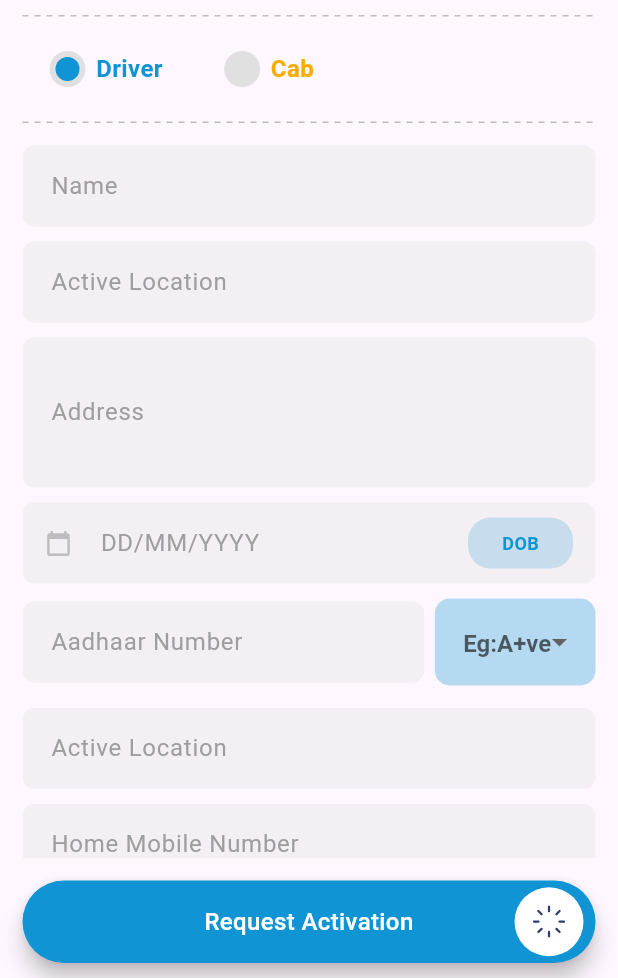
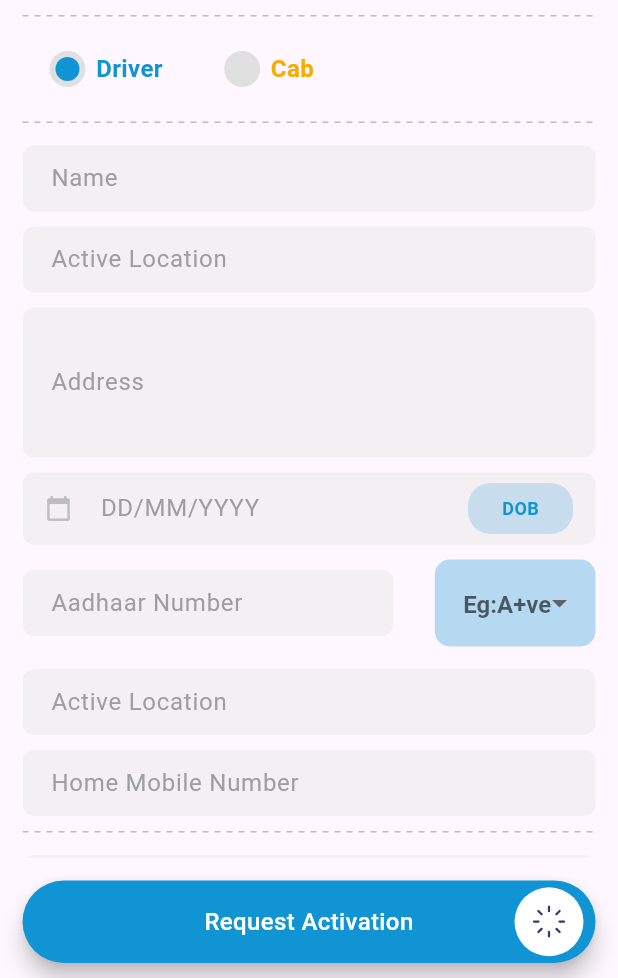
Before and after one commit to VimalNovelX/Kerala-Wings, a Flutter app: the ProfileSetupScreen screen opened directly, on a phone screen of 412 x 824 dp, the part 258-1236 px from its top. Run offline on Flutter 3.47's test engine with Material 3 defaults, Android fonts, the phone set to English and light mode, and no system bars; drawn by our look-alikes of dotted_line, slide_to_act; our stand-ins replace action_slider, flutter_rating_stars, flutter_svg, fluttertoast, get, image_picker and 1 more; missing offline and left inert: in_app_notification; project files that could hold a hidden picture were left out.

```diff
--- a/lib/source/common_widgets/textfield.dart
+++ b/lib/source/common_widgets/textfield.dart
@@ -53,7 +53,7 @@ class CustomTextField extends StatelessWidget {
           ),
           // errorMaxLines: 1,
           isDense: true,
-          contentPadding: const EdgeInsets.symmetric(horizontal: 15,vertical: 15),
+          contentPadding: const EdgeInsets.symmetric(horizontal: 15,vertical: 10),
           filled: true,
           fillColor: cGrey.withOpacity(.5),
           hintText: hitText,
--- a/lib/source/features/screens/profile/profile_setup_screen.dart
+++ b/lib/source/features/screens/profile/profile_setup_screen.dart
@@ -262,7 +262,7 @@ class ProfileSetupScreen extends StatelessWidget {
                             mainAxisSize: MainAxisSize.min,
                             children: [
                               SizedBox(
-                                width: width * .65,
+                                width: width * .6,
                                 child: CustomTextField(
                                   hitText: "Aadhaar Number",
                                   controller: controller.adharController,
```
Also changed, not shown: pubspec.lock.
